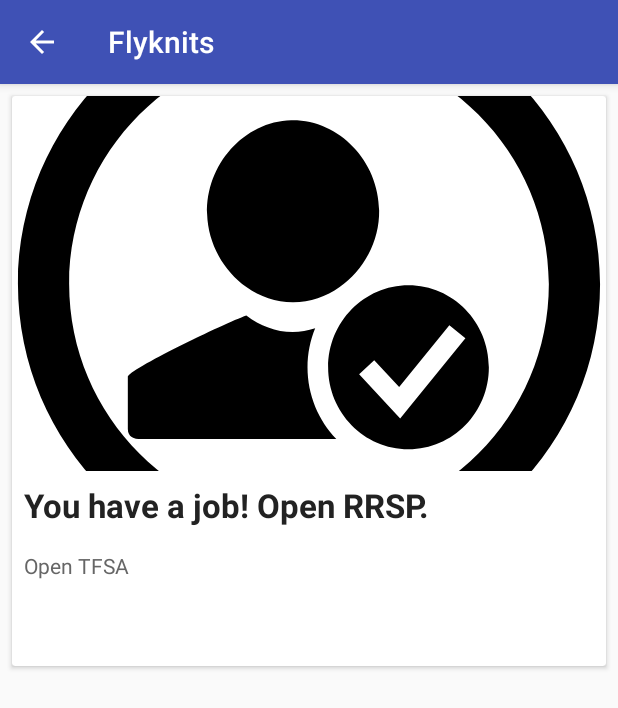
After one commit to pmak905/Flyknits, an Android app: the NotificationsActivity screen opened directly, with no data from a screen before it, on a phone screen of 412 x 824 dp. The commit adds this screen. Shown: the top 708 px of the screen. Run offline under Robolectric (Android 15) with nearby library versions, the phone set to English and light mode, and no system bars.

Commit message:
Added cards view for notifications

```diff
--- a/app/build.gradle
+++ b/app/build.gradle
@@ -28,5 +28,6 @@ dependencies {
     compile 'com.android.support:support-v4:26.+'
     compile 'com.android.support:design:26.+'
     compile 'com.android.support.constraint:constraint-layout:1.0.2'
+    compile 'com.android.support:cardview-v7:26.+'
     testCompile 'junit:junit:4.12'
 }
--- a/app/src/main/AndroidManifest.xml
+++ b/app/src/main/AndroidManifest.xml
@@ -20,6 +20,7 @@
             </intent-filter>
         </activity>
         <activity android:name=".DisplayChqTxnsActivity" android:parentActivityName=".MainActivity"></activity>
+        <activity android:name=".NotificationsActivity" android:parentActivityName=".MainActivity"></activity>
     </application>
 
 </manifest>
--- a/app/src/main/java/com/hackabots/flyknits/MainActivity.java
+++ b/app/src/main/java/com/hackabots/flyknits/MainActivity.java
@@ -30,8 +30,10 @@ public class MainActivity extends AppCompatActivity
         fab.setOnClickListener(new View.OnClickListener() {
             @Override
             public void onClick(View view) {
-                Snackbar.make(view, "You have a new job! Open a RRSP account today.", Snackbar.LENGTH_LONG)
-                        .setAction("Action", null).show();
+                Intent intent = new Intent(MainActivity.this, NotificationsActivity.class);
+                startActivity(intent);
+//                Snackbar.make(view, "You have a new job! Open a RRSP account today.", Snackbar.LENGTH_LONG)
+//                        .setAction("Action", null).show();
             }
         });
 
--- /dev/null
+++ b/app/src/main/java/com/hackabots/flyknits/NotificationsActivity.java
@@ -0,0 +1,22 @@
+package com.hackabots.flyknits;
+
+import android.content.Intent;
+import android.os.Bundle;
+import android.support.v7.app.AppCompatActivity;
+import android.widget.TextView;
+
+/**
+ * Created by eric.wong on 2017-07-23.
+ */
+
+public class NotificationsActivity extends AppCompatActivity {
+    @Override
+    protected void onCreate(Bundle savedInstanceState) {
+        super.onCreate(savedInstanceState);
+        setContentView(R.layout.notifications);
+
+        // Set page header
+//        Intent intent = getIntent();
+//        String header = intent.getStringExtra(MainActivity.EXTRA_HEADER);
+    }
+}
--- /dev/null
+++ b/app/src/main/res/drawable/ic_new_job.xml
@@ -0,0 +1,5 @@
+<vector android:height="24dp" android:viewportHeight="1000.0"
+    android:viewportWidth="1000.0" android:width="24dp" xmlns:android="http://schemas.android.com/apk/res/android">
+    <path android:fillColor="#FF000000" android:pathData="M500,10C229.8,10 10,229.8 10,500c0,270.2 219.8,490 490,490c270.2,0 490,-219.8 490,-490C990,229.8 770.2,10 500,10zM500,903.8C277.3,903.8 96.2,722.7 96.2,500S277.3,96.2 500,96.2S903.8,277.3 903.8,500S722.7,903.8 500,903.8z"/>
+    <path android:fillColor="#FF000000" android:pathData="M469.9,224.2C391,226 325.7,299.1 328.5,382.5c1.7,50.2 28.1,95.6 66.1,122.6c22.7,16.1 49.7,25.6 78,25.7c28.8,0.2 56.1,-9.4 79,-25.6c40,-28.1 67.1,-76.2 66.5,-128.9C617.2,292 549.4,222.5 469.9,224.2L469.9,224.2zM510.4,574.5c-12.2,4 -24.8,6.3 -37.9,6.3c-28.3,-0.2 -55.2,-10.5 -78,-27.9C357.2,566.2 195,644.4 195,656.3v87.6c0,13.1 10.1,17.1 22.4,17.1H546c-29.9,-31.2 -48.5,-73.7 -48.5,-120.8C497.5,617 502.1,594.9 510.4,574.5L510.4,574.5zM667.5,502.1c-74.6,0 -135.3,61.9 -135.3,138.1c0,76.1 60.7,138.1 135.3,138.1c74.6,0 135.3,-61.9 135.3,-138.1C802.9,564 742.2,502.1 667.5,502.1L667.5,502.1zM666.1,711l-12.6,15.5L584.4,652l25.4,-23.6l42,45.2l84.5,-104.1l27,22L666.1,711L666.1,711z"/>
+</vector>
--- /dev/null
+++ b/app/src/main/res/layout/notifications.xml
@@ -0,0 +1,42 @@
+<android.support.v7.widget.CardView xmlns:android="http://schemas.android.com/apk/res/android"
+    android:id="@+id/card_view"
+    android:layout_width="match_parent"
+    android:layout_height="380dp"
+    android:layout_margin="8dp">
+
+    <RelativeLayout
+        android:layout_width="match_parent"
+        android:layout_height="match_parent">
+
+        <ImageView
+            android:id="@+id/thumbnail"
+            android:layout_width="match_parent"
+            android:layout_height="250dp"
+            android:layout_alignParentTop="true"
+            android:scaleType="centerCrop"
+            android:src="@drawable/ic_new_job" />
+
+        <TextView
+            android:id="@+id/title"
+            android:layout_width="wrap_content"
+            android:layout_height="wrap_content"
+            android:layout_below="@+id/thumbnail"
+            android:maxLines="3"
+            android:padding="8dp"
+            android:text="@string/action_open_rrsp"
+            android:textColor="#222"
+            android:textStyle="bold"
+            android:textSize="22dp" />
+
+        <TextView
+            android:layout_width="wrap_content"
+            android:layout_height="wrap_content"
+            android:layout_below="@+id/title"
+            android:maxLines="3"
+            android:padding="8dp"
+            android:text="@string/action_open_tfsa"
+            android:textColor="#666"
+            android:textSize="14dp" />
+
+    </RelativeLayout>
+</android.support.v7.widget.CardView>
```
